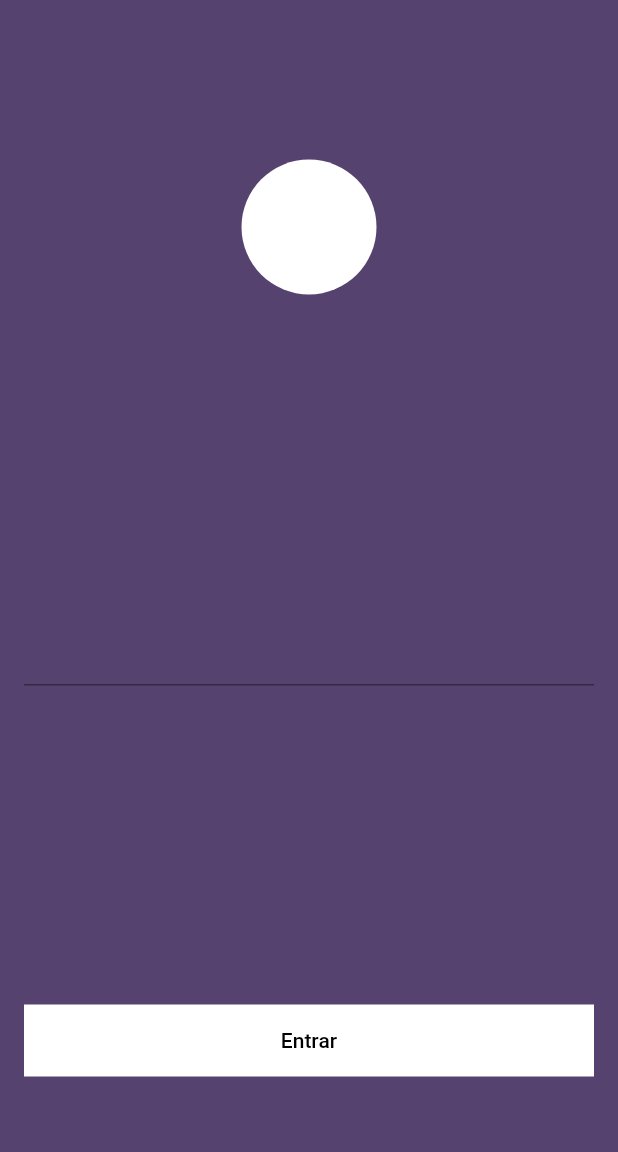
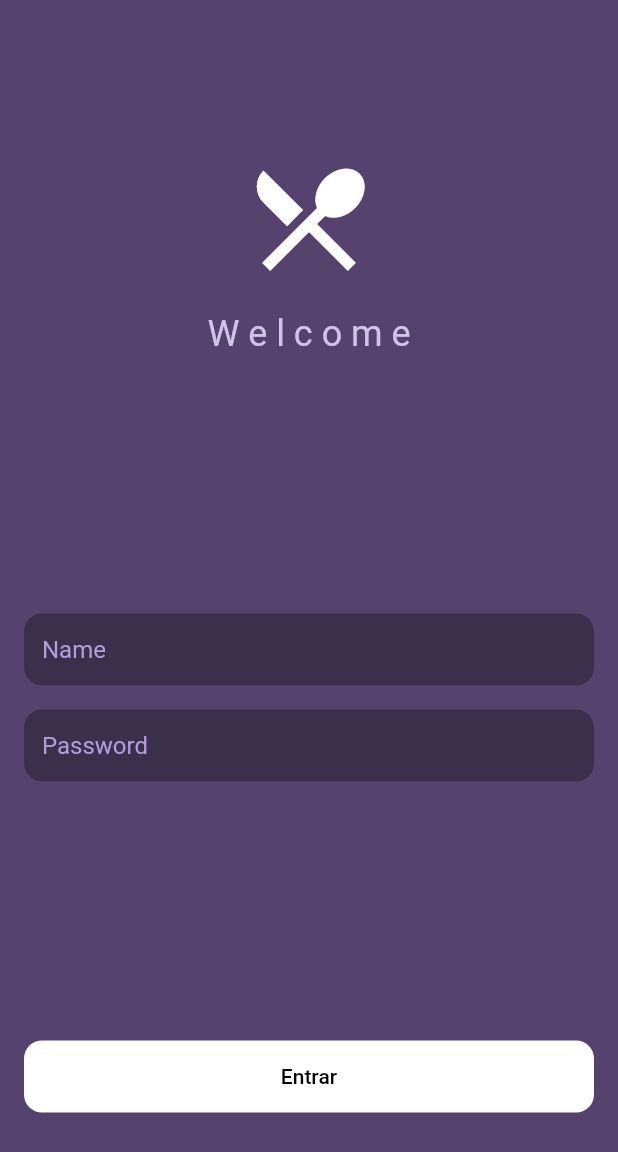
Before and after one commit to junior-x/futur3card, a Flutter app: the screen it shows after launch, on a phone screen of 412 x 824 dp. Shown: the top 1152 px of the screen. Run offline on Flutter 3.47's test engine with Material 2 defaults, Android fonts, the phone set to English and light mode, and no system bars.

Commit message:
logindata

```diff
--- a/lib/views/home.dart
+++ b/lib/views/home.dart
@@ -5,7 +5,10 @@ import 'package:consumindo_api/models/recipe.api.dart';
 
 class HomePage extends StatefulWidget {
   //const HomePage({Key? key}) : super(key: key);
-  const HomePage({Key? key,required this.name,}) : super(key: key);
+  const HomePage({
+    Key? key,
+    required this.name,
+  }) : super(key: key);
   final String name;
   // HomePage({
   //   required this.name
@@ -30,6 +33,7 @@ class _HomePageState extends State<HomePage> {
     setState(() {
       _isLoading = false;
     });
+
     ///print(_recipes);
   }
 
@@ -37,7 +41,7 @@ class _HomePageState extends State<HomePage> {
   Widget build(BuildContext context) {
     return Scaffold(
         appBar: AppBar(
-          backgroundColor: Colors.deepPurple,
+          backgroundColor: Color.fromARGB(255, 85, 66, 110),
           title: Row(
             mainAxisAlignment: MainAxisAlignment.center,
             children: const [
--- a/lib/views/login.dart
+++ b/lib/views/login.dart
@@ -12,7 +12,6 @@ class Login extends StatefulWidget {
 }
 
 class _LoginState extends State<Login> {
-
   @override
   Widget build(BuildContext context) {
     return Scaffold(
@@ -24,22 +23,89 @@ class _LoginState extends State<Login> {
             mainAxisAlignment: MainAxisAlignment.spaceAround,
             children: [
               Container(
-                width: 90,
-                height: 90,
-                decoration:  BoxDecoration(color: Colors.white, borderRadius: BorderRadius.circular(45)),
+                child: Column(
+                  children: [
+                    Container(
+                      margin: const EdgeInsets.all(18),
+                      child: const Icon(
+                        Icons.restaurant_menu,
+                        size: 90,
+                        color: Colors.white,
+                      ),
+                    ),
+                    Text(
+                      'W e l c o m e',
+                      style: TextStyle(
+                          color: Colors.deepPurple[100], fontSize: 24),
+                    )
+                  ],
+                ),
               ),
-              Container(
-                margin: const EdgeInsets.symmetric(horizontal: 16),
-                child: TextField(controller: widget.namePass,),
+              Column(
+                children: [
+                  Container(
+                    margin:
+                        const EdgeInsets.symmetric(horizontal: 16, vertical: 8),
+                    child: TextField(
+                      controller: widget.namePass,
+                      style: const TextStyle(color: Colors.white),
+                      decoration: InputDecoration(
+                        hintText: 'Name',
+                        hintStyle: TextStyle(color: Colors.deepPurple[200]),
+                        filled: true,
+                        fillColor: Color.fromARGB(255, 59, 47, 75),
+                        enabledBorder: UnderlineInputBorder(
+                          borderSide: BorderSide(color: Color.fromARGB(0, 255, 255, 255)),
+                          borderRadius: BorderRadius.circular(12),
+                        ),
+                        focusedBorder: OutlineInputBorder(
+                          borderSide: BorderSide(color: Colors.white),
+                          borderRadius: BorderRadius.circular(12),
+                        ),
+                      ),
+                    ),
+                  ),
+                  Container(
+                    margin:
+                        const EdgeInsets.symmetric(horizontal: 16, vertical: 8),
+                    child: TextField(
+                      ///controller: widget.namePass,
+                      style: const TextStyle(
+                        color: Colors.white,
+                      ),
+                      decoration: InputDecoration(
+                        hintText: 'Password',
+                        hintStyle: TextStyle(color: Colors.deepPurple[200]),
+                        filled: true,
+                        fillColor: Color.fromARGB(255, 59, 47, 75),
+                        enabledBorder: UnderlineInputBorder(
+                          borderSide: BorderSide(color: Color.fromARGB(0, 255, 255, 255)),
+                          borderRadius: BorderRadius.circular(12),
+                        ),
+                        focusedBorder: OutlineInputBorder(
+                          borderSide: BorderSide(color: Colors.white),
+                          borderRadius: BorderRadius.circular(12),
+                        ),
+                      ),
+                    ),
+                  ),
+                ],
               ),
               Container(
                 width: MediaQuery.of(context).size.width * 1,
                 margin: EdgeInsets.symmetric(horizontal: 16),
-                color: Colors.white,
+                decoration: BoxDecoration(
+                  borderRadius: BorderRadius.circular(12),
+                  color: Colors.white,
+                ),
                 child: TextButton(
                   onPressed: () => Navigator.of(context).push(MaterialPageRoute(
-                      builder: (context) => HomePage(name: widget.namePass.text))),
-                  child: const Text('Entrar', style: TextStyle(color: Colors.black),),
+                      builder: (context) =>
+                          HomePage(name: widget.namePass.text))),
+                  child: const Text(
+                    'Entrar',
+                    style: TextStyle(color: Colors.black),
+                  ),
                 ),
               ),
             ],
```
Also changed, not shown: assets/print/03.jpg (added), 1 other file.
